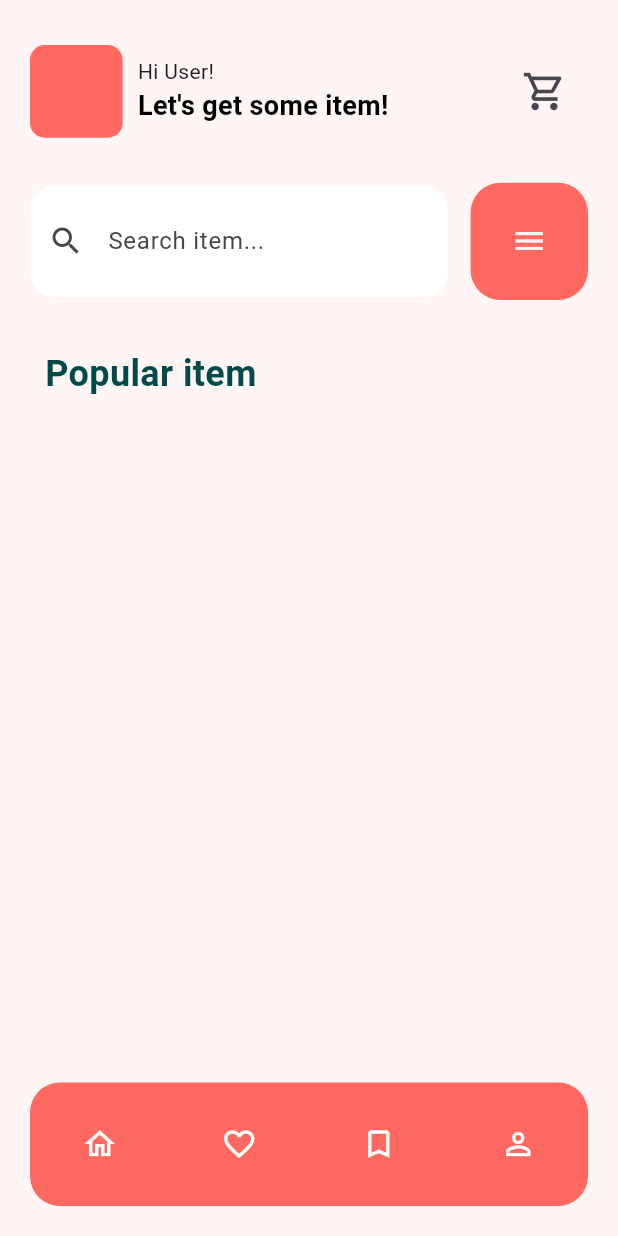
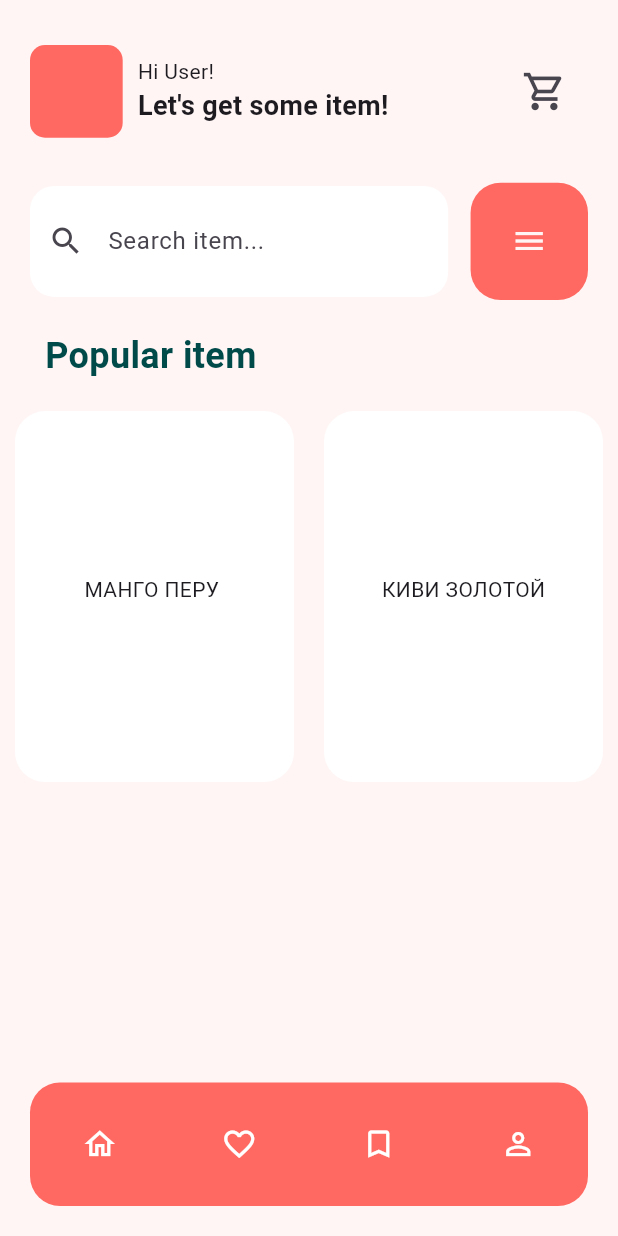
Before and after one commit to lolopindik/FruitShop, a Flutter app: the screen it shows after launch, on a phone screen of 412 x 824 dp. Run offline on Flutter 3.47's test engine with Material 3 defaults, Android fonts, the phone set to English and light mode, and no system bars.

Commit message:
added product cards

```diff
--- a/lib/pages/home_page.dart
+++ b/lib/pages/home_page.dart
@@ -1,7 +1,9 @@
 import 'package:flutter/material.dart';
 import 'package:fruit_shop/preferences/app_theme.dart';
+import 'package:fruit_shop/types/product.dart'; // Импортируйте ваш файл с классом Product
 import 'package:fruit_shop/widgets/bottom_bar.dart';
 import 'package:fruit_shop/widgets/filter.dart';
+import 'package:fruit_shop/widgets/product_cards.dart';
 import 'package:fruit_shop/widgets/searh.dart';
 
 class HomePage extends StatefulWidget {
@@ -46,7 +48,7 @@ class _HomePageState extends State<HomePage> {
                         SizedBox(height: 30),
                         Text("Hi User!"),
                         Text("Let's get some item!",
-                            style: TextStyles.accountLabel),
+                            style: TextStyle(fontSize: 18, fontWeight: FontWeight.bold)),
                       ],
                     ),
                   ),
@@ -72,8 +74,36 @@ class _HomePageState extends State<HomePage> {
             ),
           ),
           const Padding(
-            padding: EdgeInsets.only(left: 30, top: 22),
-            child: Text("Popular item", style: TextStyles.itemLabel,),
+            padding: EdgeInsets.only(left: 30, top: 10),
+            child: Text("Popular item", style: TextStyles.itemLabel),
+          ),
+          const SizedBox(height: 20),
+          SizedBox(
+            height: MediaQuery.of(context).size.height * 0.3,
+            child: PageView.builder(
+              itemCount: 2,
+              itemBuilder: (context, index) {
+                final startIndex = index * 2;
+                final endIndex = startIndex + 1;
+                return Row(
+                  children: [
+                    Expanded(
+                      child: Padding(
+                        padding: const EdgeInsets.symmetric(horizontal: 10),
+                        child: ProductCard(product: productList[startIndex]),
+                      ),
+                    ),
+                    if (endIndex < productList.length)
+                      Expanded(
+                        child: Padding(
+                          padding: const EdgeInsets.symmetric(horizontal: 10),
+                          child: ProductCard(product: productList[endIndex]),
+                        ),
+                      ),
+                  ],
+                );
+              },
+            ),
           ),
         ],
       ),
--- /dev/null
+++ b/lib/types/product.dart
@@ -0,0 +1,16 @@
+class Product {
+  int id;
+  String name;
+  String pathPhoto;
+  double price;
+  String description;
+
+  Product(this.id, this.name, this.pathPhoto, this.price, this.description);
+}
+
+List<Product> productList = [
+  Product(1, 'МАНГО ПЕРУ ', 'https://fruitonline.ru/image/cache/catalog/watermark/exotic_fr/kent_orig-420x458.jpg', 15, 'Манго из Перу  - самый крупный. Вес одного плода обычно не менее 500г., но может достигать и 750г. Перуанский манго всегда сочный, нежный с минимальным количеством соединительных волокон в мякоти. Косточка отделяется легко'),
+  Product(2, 'КИВИ ЗОЛОТОЙ', 'https://fruitonline.ru/image/cache/data/kivi_gold-420x458.jpg', 20, 'Киви голд купить, цена указана за 1 кг. К заказу доступен любой вес, в том числе дробный. Оригинальный золотой киви поставляется только из Новой Зеландии. Очень сладкий и сочный фрукт, который можно есть даже людям с болезнями жкт.'),
+  Product(3, 'БАНАНЫ', 'https://fruitonline.ru/image/cache/data/Banana-420x458.jpeg', 21, 'Купить бананы, цена указана за 1 кг. Вес одного фрукта 220 г. Популярный сорт кавендиш. У бананов есть 7 степеней спелости. Мы предлагаем от 4 до 5 го. Поставки налажены из Эквадора.'),
+  Product(4, 'АНАНАС DOLE', 'https://fruitonline.ru/image/cache/catalog/dole_pineapple-420x458.jpeg', 19, 'Коническая форма, утолщенное основание, сужающееся к макушке. Ромбики кожуры имеют зелено-желто-коричневый окрас. На вкус сладкий с кислинкой, имеет легкий аромат. '),
+];
--- /dev/null
+++ b/lib/widgets/product_cards.dart
@@ -0,0 +1,27 @@
+import 'package:flutter/material.dart';
+import 'package:fruit_shop/preferences/app_theme.dart';
+import 'package:fruit_shop/types/product.dart';
+
+class ProductCard extends StatelessWidget {
+  final Product product;
+
+  const ProductCard({super.key, required this.product});
+
+  @override
+  Widget build(BuildContext context) {
+    return Container(
+      padding: const EdgeInsets.all(16.0),
+      decoration: BoxDecoration(
+          color: AppTheme.elemntsBackground,
+          borderRadius: BorderRadius.circular(20)),
+      child: Column(
+        mainAxisAlignment: MainAxisAlignment.center,
+        crossAxisAlignment: CrossAxisAlignment.center,
+        children: [
+          Text(product.name),
+          const SizedBox(height: 10),
+        ],
+      ),
+    );
+  }
+}
```
